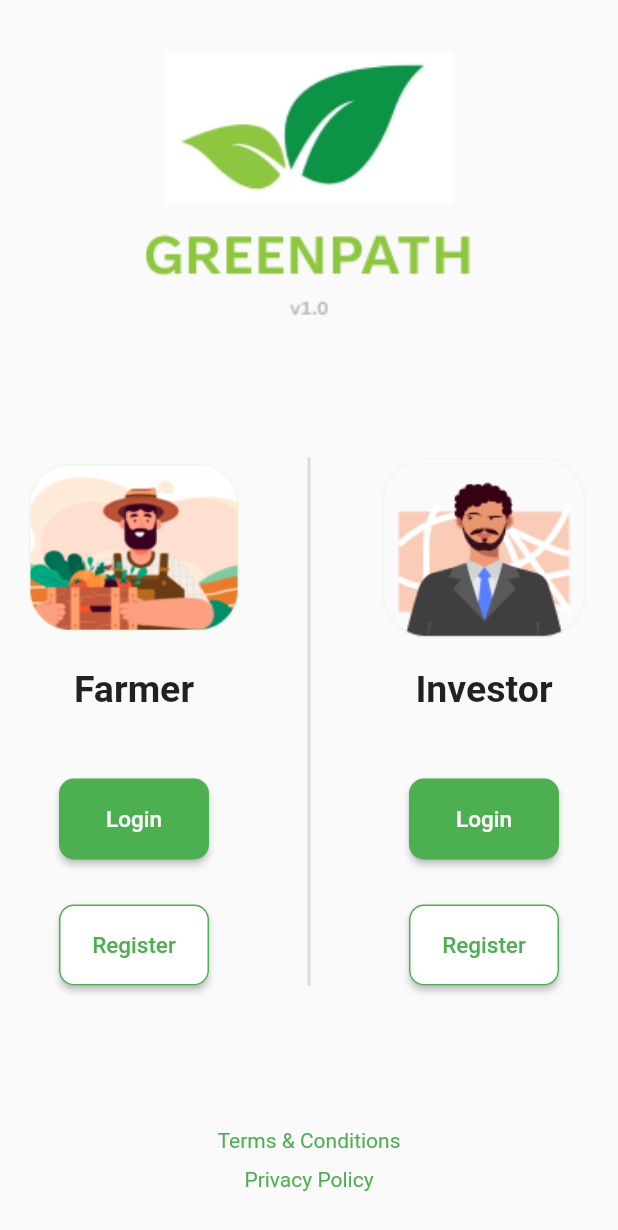
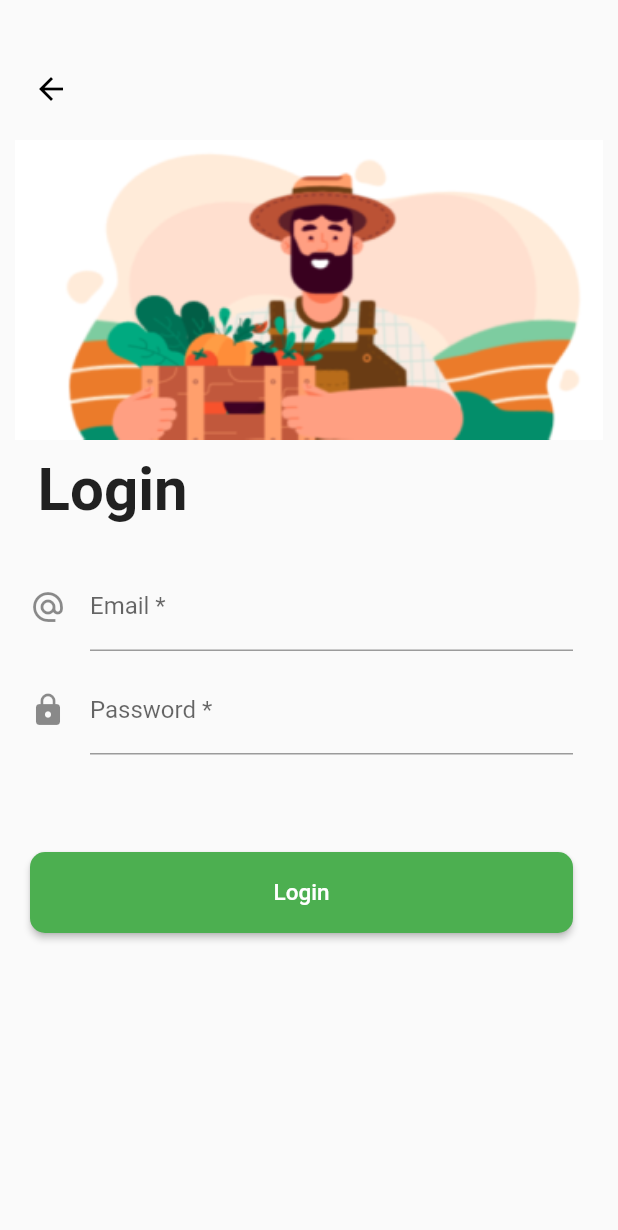
Before and after one commit to thushaltk/UOK-greenpath-project-20, a Flutter app: the screen it shows after launch, on a phone screen of 412 x 824 dp. Shown: the top 1230 px of the screen. Run offline on Flutter 3.47's test engine with Material 2 defaults, Android fonts, the light colour scheme and no system bars.

Commit message:
added: login farmer screen

```diff
--- a/lib/main.dart
+++ b/lib/main.dart
@@ -1,5 +1,6 @@
 import 'package:flutter/material.dart';
 import 'package:greenpath_20/screens/get-started-screen.dart';
+import 'package:greenpath_20/screens/login-farmer-screen.dart';
 import 'package:greenpath_20/screens/login-selection-screen.dart';
 
 void main() {
@@ -25,9 +26,14 @@
   @override
   Widget build(BuildContext context) {
     return MaterialApp(
+      theme: ThemeData(
+        colorScheme: ThemeData().colorScheme.copyWith(
+          primary: Colors.green
+        )
+      ),
       debugShowCheckedModeBanner: false,
       title: 'Greenpath v1.0',
-      home: LoginSelectionScreen()
+      home: LoginFarmerScreen()
     );
   }
 }
--- /dev/null
+++ b/lib/screens/login-farmer-screen.dart
@@ -0,0 +1,143 @@
+import 'package:flutter/src/foundation/key.dart';
+import 'package:flutter/src/widgets/framework.dart';
+import 'package:flutter/material.dart';
+
+class LoginFarmerScreen extends StatefulWidget {
+  const LoginFarmerScreen({Key? key}) : super(key: key);
+
+  @override
+  State<LoginFarmerScreen> createState() => _LoginFarmerScreenState();
+}
+
+class _LoginFarmerScreenState extends State<LoginFarmerScreen> {
+  late FocusNode myNode;
+
+  @override
+  void initState() {
+    super.initState();
+    myNode = new FocusNode();
+  }
+
+  @override
+  void dispose() {
+    myNode.dispose();
+    super.dispose();
+  }
+
+  @override
+  Widget build(BuildContext context) {
+    return Scaffold(
+        body: Container(
+      alignment: Alignment.center,
+      width: double.infinity,
+      height: double.infinity,
+      child: Column(
+        crossAxisAlignment: CrossAxisAlignment.center,
+        children: [
+          SizedBox(
+            height: 25,
+          ),
+          Padding(
+            padding: const EdgeInsets.all(10.0),
+            child: Align(
+              alignment: Alignment.topLeft,
+              child: BackButton(
+                color: Colors.black,
+                onPressed: () {},
+              ),
+            ),
+          ),
+          Container(
+            width: double.infinity,
+            height: 200,
+            child: Image.asset(
+              'assets/images/farmer.png',
+              fit: BoxFit.contain,
+            ),
+          ),
+          Padding(
+            padding: const EdgeInsets.only(left: 25.0, top: 10.0, bottom: 10.0),
+            child: Align(
+              alignment: Alignment.topLeft,
+              child: Text(
+                "Login",
+                style: TextStyle(fontSize: 40, fontWeight: FontWeight.bold),
+              ),
+            ),
+          ),
+          SizedBox(
+            height: 15,
+          ),
+          Padding(
+            padding: const EdgeInsets.only(left: 20.0, right: 30.0),
+            child: TextFormField(
+              focusNode: myNode,
+              decoration: InputDecoration(
+                icon: Icon(Icons.alternate_email),
+                hintText: 'Enter email address',
+                labelText: 'Email *',
+              ),
+              onSaved: (String? value) {
+                // This optional block of code can be used to run
+                // code when the user saves the form.
+              },
+              validator: (String? value) {
+                return (value != null && value.contains('@'))
+                    ? 'Do not use the @ char.'
+                    : null;
+              },
+            ),
+          ),
+          SizedBox(
+            height: 10,
+          ),
+          Padding(
+            padding: const EdgeInsets.only(left: 20.0, right: 30.0),
+            child: TextFormField(
+              obscureText: true,
+              decoration: InputDecoration(
+                icon: Icon(Icons.lock),
+                hintText: 'Enter password',
+                labelText: 'Password *',
+              ),
+              onSaved: (String? value) {
+                // This optional block of code can be used to run
+                // code when the user saves the form.
+              },
+              validator: (String? value) {
+                return (value != null && value.contains('@'))
+                    ? 'Do not use the @ char.'
+                    : null;
+              },
+            ),
+          ),
+          SizedBox(
+            height: 65,
+          ),
+          Padding(
+            padding: const EdgeInsets.only(left: 20.0, right: 30.0),
+            child: SizedBox(
+              width: double.infinity,
+              child: ElevatedButton(
+                style: ButtonStyle(
+                  shape: MaterialStateProperty.all<RoundedRectangleBorder>(
+                      RoundedRectangleBorder(
+                    borderRadius: BorderRadius.circular(10.0),
+                  )),
+                  backgroundColor: MaterialStateProperty.all<Color>(Colors.green),
+                  padding:
+                      MaterialStateProperty.all<EdgeInsets>(EdgeInsets.all(18.0)),
+                ),
+                onPressed: () {},
+                child: Text('Login',
+                    style: TextStyle(
+                      fontSize: 15,
+                    )),
+              ),
+            ),
+          ),
+        ],
+      ),
+    ));
+  }
+}
--- a/pubspec.yaml
+++ b/pubspec.yaml
@@ -50,6 +50,7 @@
     - assets/images/logo.png
     - assets/images/farmer-login.png
     - assets/images/investor-login.png
+    - assets/images/farmer.png
 
   # An image asset can refer to one or more resolution-specific "variants", see
   # https://flutter.dev/assets-and-images/#resolution-aware.
```
Also changed, not shown: assets/images/farmer.png (added).
